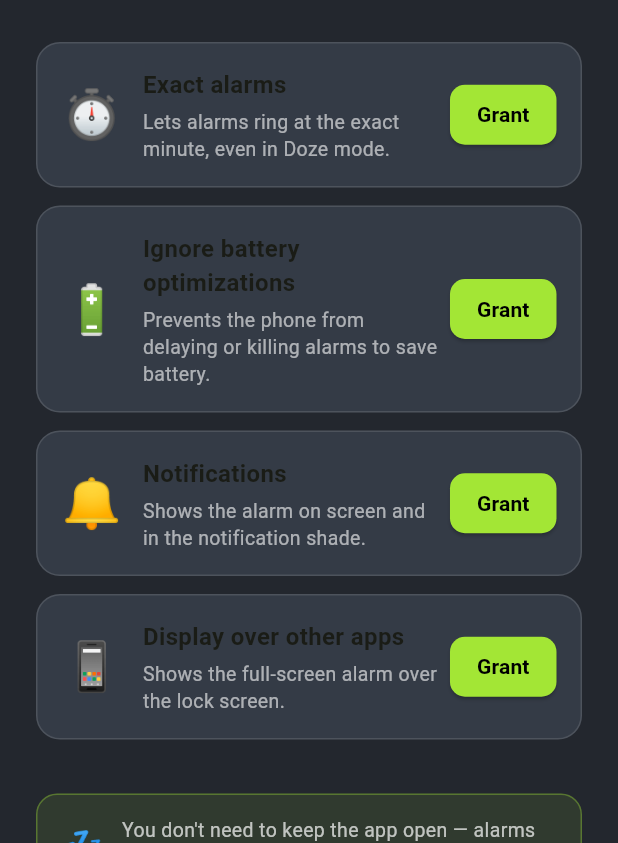
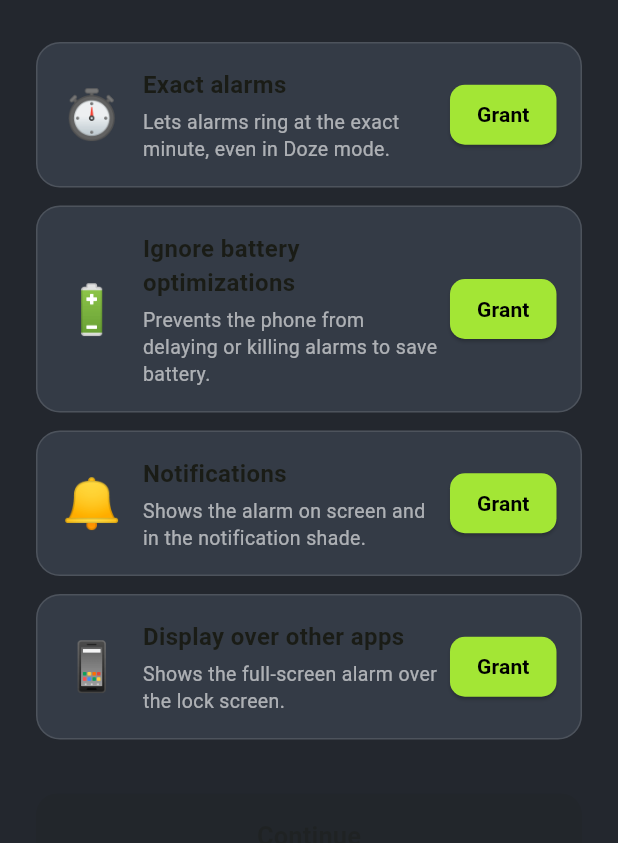
Before and after one commit to FileHQ/alarmhq, a Flutter app: the screen it shows after launch, on a phone screen of 412 x 824 dp, the part 393-1236 px from its top. Run offline on Flutter 3.47's test engine with Material 3 defaults, Android fonts, the light colour scheme and no system bars.

Commit message:
v2.2: remove app-closed note from permission UI (code comments only)

```diff
--- a/lib/l10n/app_en.arb
+++ b/lib/l10n/app_en.arb
@@ -114,6 +114,5 @@
   "permGrant": "Grant",
   "permGranted": "Granted",
   "permContinue": "Continue",
-  "permSkip": "Skip for now",
-  "permAppClosedNote": "You don't need to keep the app open — alarms are handled by the Android system."
+  "permSkip": "Skip for now"
 }
--- a/lib/l10n/app_localizations.dart
+++ b/lib/l10n/app_localizations.dart
@@ -787,12 +787,6 @@ abstract class AppLocalizations {
   /// In en, this message translates to:
   /// **'Skip for now'**
   String get permSkip;
-
-  /// No description provided for @permAppClosedNote.
-  ///
-  /// In en, this message translates to:
-  /// **'You don\'t need to keep the app open — alarms are handled by the Android system.'**
-  String get permAppClosedNote;
 }
 
 class _AppLocalizationsDelegate
--- a/lib/l10n/app_localizations_en.dart
+++ b/lib/l10n/app_localizations_en.dart
@@ -387,8 +387,4 @@ class AppLocalizationsEn extends AppLocalizations {
 
   @override
   String get permSkip => 'Skip for now';
-
-  @override
-  String get permAppClosedNote =>
-      'You don\'t need to keep the app open — alarms are handled by the Android system.';
 }
--- a/lib/l10n/app_localizations_ur.dart
+++ b/lib/l10n/app_localizations_ur.dart
@@ -384,8 +384,4 @@ class AppLocalizationsUr extends AppLocalizations {
 
   @override
   String get permSkip => 'ابھی چھوڑیں';
-
-  @override
-  String get permAppClosedNote =>
-      'آپ کو ایپ کھلی رکھنے کی ضرورت نہیں — الارم اینڈرائیڈ سسٹم سنبھالتا ہے۔';
 }
--- a/lib/l10n/app_ur.arb
+++ b/lib/l10n/app_ur.arb
@@ -114,6 +114,5 @@
   "permGrant": "اجازت دیں",
   "permGranted": "اجازت مل گئی",
   "permContinue": "آگے بڑھیں",
-  "permSkip": "ابھی چھوڑیں",
-  "permAppClosedNote": "آپ کو ایپ کھلی رکھنے کی ضرورت نہیں — الارم اینڈرائیڈ سسٹم سنبھالتا ہے۔"
+  "permSkip": "ابھی چھوڑیں"
 }
--- a/lib/screens/permission_screen.dart
+++ b/lib/screens/permission_screen.dart
@@ -147,31 +147,6 @@ class _PermissionScreenState extends State<PermissionScreen>
               l10n: l10n,
             ),
             const SizedBox(height: 24),
-            Container(
-              padding: const EdgeInsets.all(14),
-              decoration: BoxDecoration(
-                color: AppTheme.emerald.withValues(alpha: 0.1),
-                borderRadius: BorderRadius.circular(14),
-                border: Border.all(
-                    color: AppTheme.emerald.withValues(alpha: 0.35)),
-              ),
-              child: Row(
-                children: [
-                  const Text('💤', style: TextStyle(fontSize: 24)),
-                  const SizedBox(width: 12),
-                  Expanded(
-                    child: Text(
-                      l10n.permAppClosedNote,
-                      style: const TextStyle(
-                          fontSize: 13,
-                          color: Colors.white70,
-                          height: 1.5),
-                    ),
-                  ),
-                ],
-              ),
-            ),
-            const SizedBox(height: 16),
             SizedBox(
               width: double.infinity,
               child: ElevatedButton(
```
